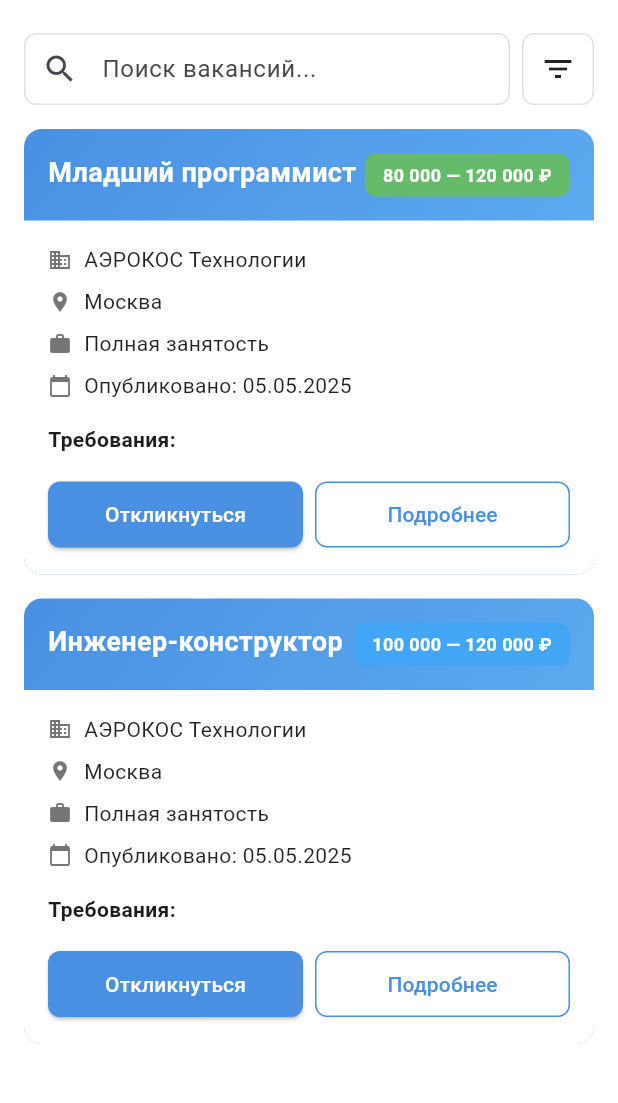
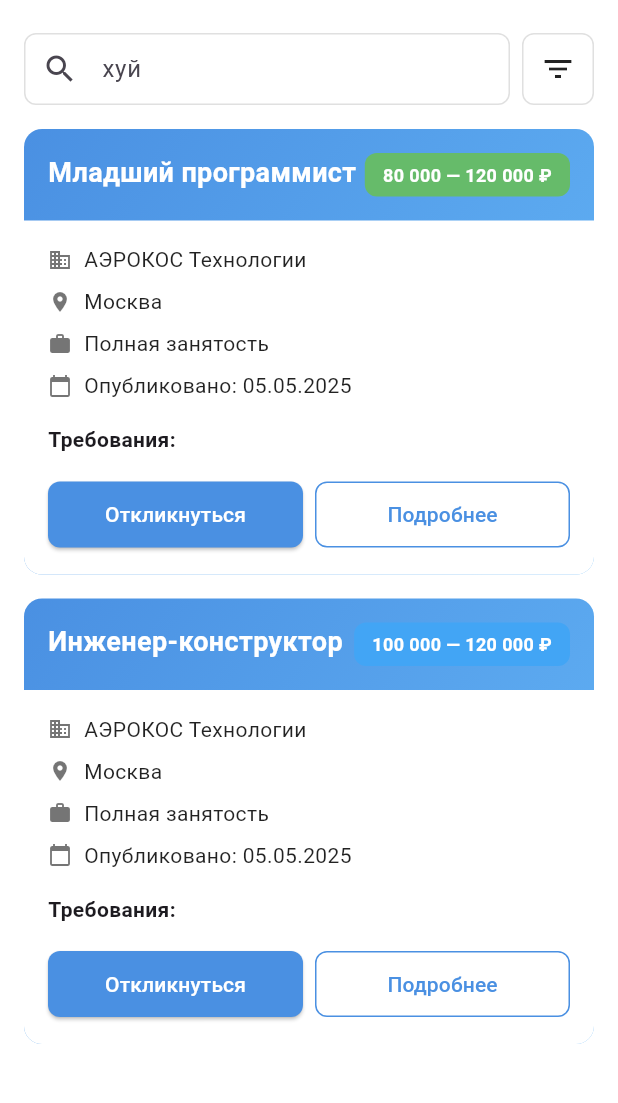
Before and after one commit to ZZZzzz-228/aksibguu, a Flutter app: the StudentVacanciesScreen screen opened directly, on a phone screen of 412 x 824 dp, the part 75-1178 px from its top. Run offline on Flutter 3.47's test engine with Material 3 defaults, Android fonts, the phone set to English and light mode, and no system bars; our stand-ins replace file_picker, open_file.

Commit message:
проверка

```diff
--- a/lib/screens/student/student_vacancies_screen.dart
+++ b/lib/screens/student/student_vacancies_screen.dart
@@ -21,7 +21,7 @@ class StudentVacanciesScreen extends StatelessWidget {
                 Expanded(
                   child: TextField(
                     decoration: InputDecoration(
-                      hintText: 'Поиск вакансий...',
+                      hintText: 'хуй',
                       prefixIcon: const Icon(Icons.search),
                       border: OutlineInputBorder(
                         borderRadius: BorderRadius.circular(8),
--- a/pubspec.yaml
+++ b/pubspec.yaml
@@ -10,13 +10,13 @@ dependencies:
   cupertino_icons: ^1.0.2
   url_launcher: ^6.2.4   # для открытия сайтов и ссылок
   open_file: ^3.3.2       # для открытия PDF локально
-  file_picker: ^8.0.0     # для выбора файлов пользователем
+  file_picker: ^10.3.10     # для выбора файлов пользователем
   path_provider: ^2.1.2   # для получения пути к директориям
   flutter_file_dialog: ^3.0.2  # для сохранения файлов
 dev_dependencies:
   flutter_test:
     sdk: flutter
-  flutter_launcher_icons: ^0.13.1  # для настройки иконки приложения
+  flutter_launcher_icons: ^0.14.4  # для настройки иконки приложения
 flutter:
   uses-material-design: true
   # Все необходимые ассеты
```
Also changed, not shown: pubspec.lock, 1 other file.
